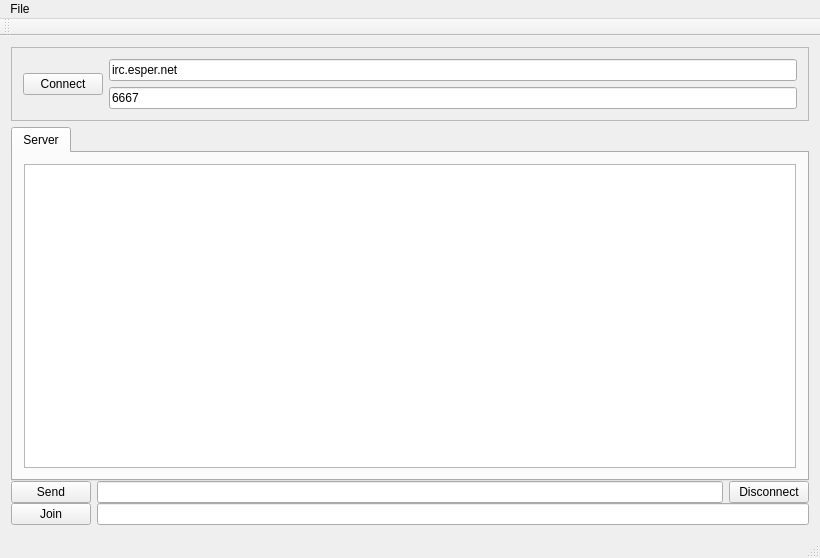
This is mainwindow.ui in chvink/IRCrap as Qt 5 draws it before an edit. The edited form follows.
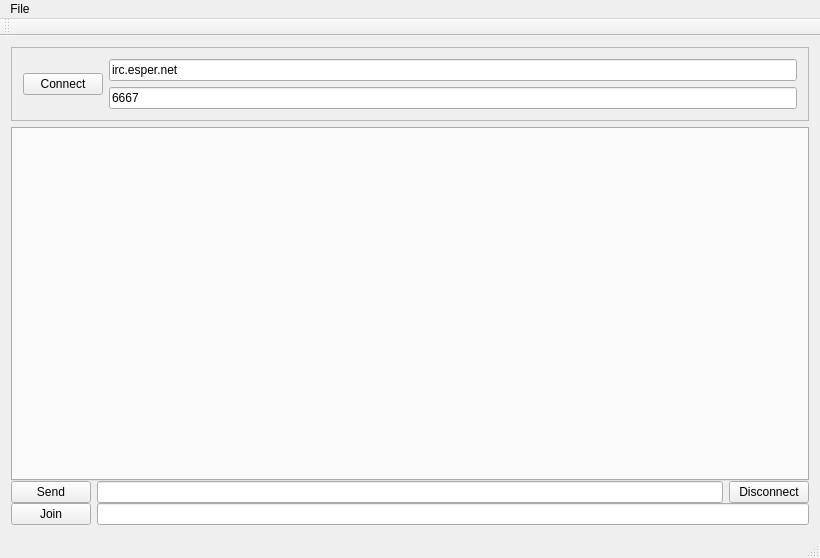
This is the edited form.

```diff
--- a/mainwindow.ui
+++ b/mainwindow.ui
@@ -11,7 +11,12 @@
    </rect>
   </property>
   <property name="windowTitle">
-   <string>MainWindow</string>
+   <string>IRCrap</string>
+  </property>
+  <property name="styleSheet">
+   <string notr="true">QMainWindow {
+padding: 0px;
+}</string>
   </property>
   <widget class="QWidget" name="centralWidget">
    <layout class="QGridLayout" name="gridLayout">
@@ -25,23 +30,6 @@
         <property name="currentIndex">
          <number>0</number>
         </property>
-        <widget class="QWidget" name="serverTab">
-         <attribute name="title">
-          <string>Server</string>
-         </attribute>
-         <layout class="QGridLayout" name="gridLayout_3">
-          <item row="0" column="0">
-           <widget class="QTextEdit" name="serverView">
-            <property name="readOnly">
-             <bool>true</bool>
-            </property>
-            <property name="acceptRichText">
-             <bool>false</bool>
-            </property>
-           </widget>
-          </item>
-         </layout>
-        </widget>
        </widget>
       </item>
       <item>
```
Left out of the diff: 2 changed lines with no effect on the pictures.
